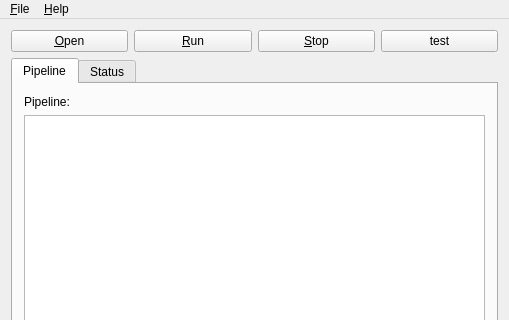
Before: the Qt Designer form source/mainwindow.ui in droggen/har_pipeline, drawn with Qt 5; both pictures show x 0 to 509 and y 0 to 320 of the 509 by 619 pixel window.
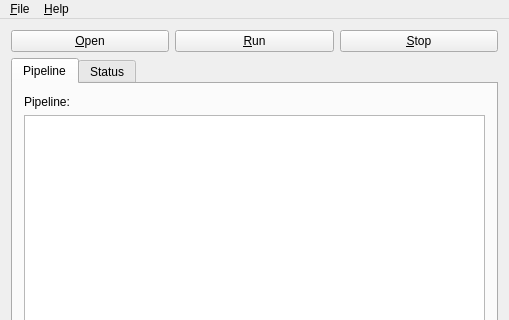
After: the same form once the commit is applied.

Commit message: Removed test button

Patch:
```diff
--- a/source/mainwindow.ui
+++ b/source/mainwindow.ui
@@ -41,13 +41,6 @@
         </property>
        </widget>
       </item>
-      <item>
-       <widget class="QPushButton" name="pushButton">
-        <property name="text">
-         <string>test</string>
-        </property>
-       </widget>
-      </item>
      </layout>
     </item>
     <item>
```
The commit also changes 4 other files.
